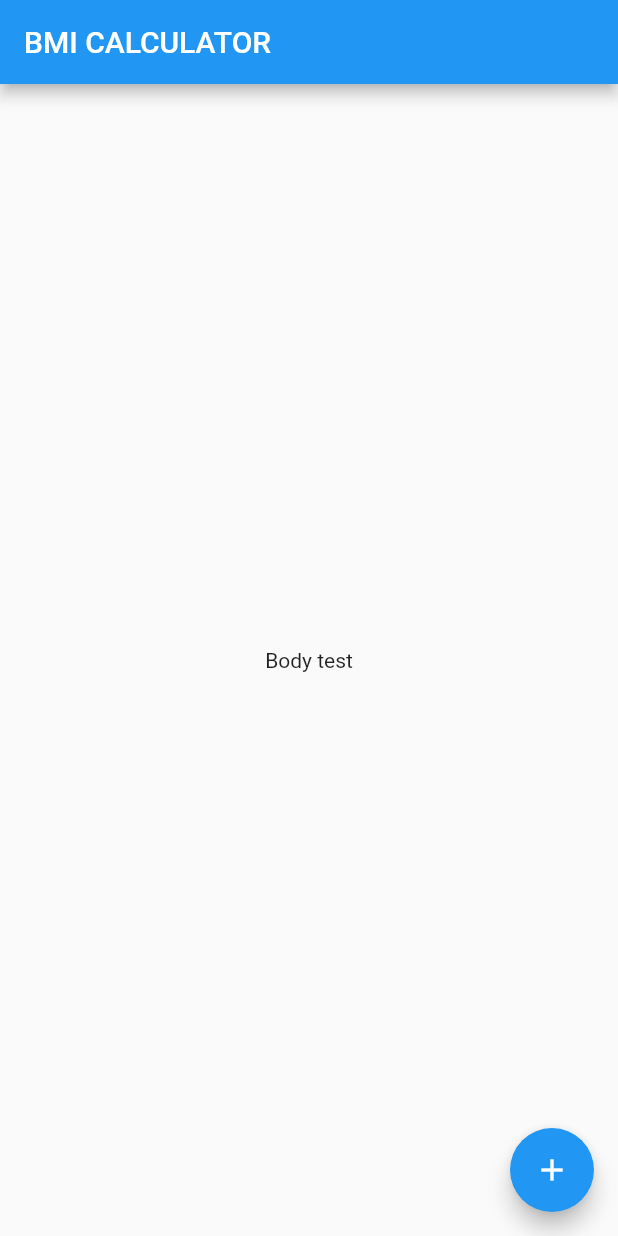
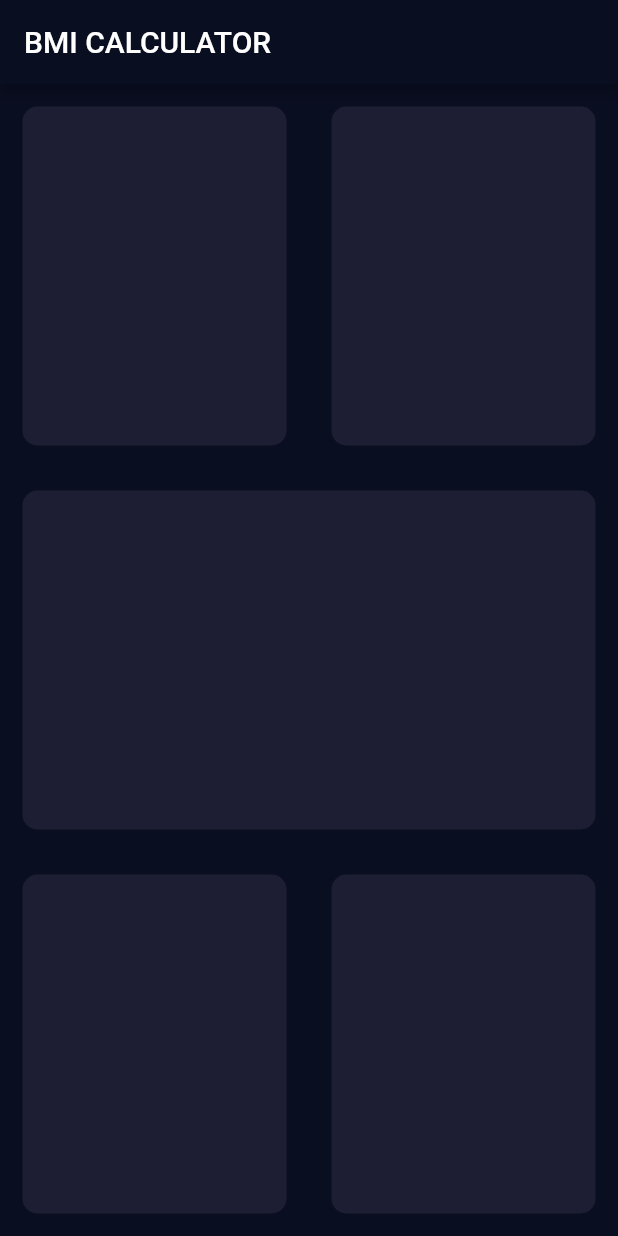
Before and after one commit to 95ImadEL/bmi-calculator, a Flutter app: the screen it shows after launch, on a phone screen of 412 x 824 dp. Run offline on Flutter 3.47's test engine with Material 2 defaults, Android fonts, the phone set to English and light mode, and no system bars.

Commit message:
Create reusableCard

```diff
--- /dev/null
+++ b/lib/input_page.dart
@@ -0,0 +1,68 @@
+import 'package:flutter/cupertino.dart';
+import 'package:flutter/material.dart';
+
+class InputPage extends StatefulWidget {
+  const InputPage({Key? key}) : super(key: key);
+
+  @override
+  State<InputPage> createState() => _InputPageState();
+}
+
+class _InputPageState extends State<InputPage> {
+  @override
+  Widget build(BuildContext context) {
+    return Scaffold(
+      appBar: AppBar(
+        title: Text('BMI CALCULATOR'),
+      ),
+      body: Column(
+        children: [
+          Expanded(
+            child: Row(
+              children: [
+                ReusableCard(
+                  colour: Color(0xFF1D1E33),
+                ),
+                ReusableCard(
+                  colour: Color(0xFF1D1E33),
+                ),
+              ],
+            ),
+          ),
+          ReusableCard(
+            colour: Color(0xFF1D1E33),
+          ),
+          Expanded(
+            child: Row(
+              children: [
+                ReusableCard(
+                  colour: Color(0xFF1D1E33),
+                ),
+                ReusableCard(
+                  colour: Color(0xFF1D1E33),
+                ),
+              ],
+            ),
+          ),
+        ],
+      ),
+    );
+  }
+}
+
+class ReusableCard extends StatelessWidget {
+  final Color colour;
+
+  ReusableCard({required this.colour});
+
+  @override
+  Widget build(BuildContext context) {
+    return Expanded(
+      child: Container(
+        margin: EdgeInsets.all(15.0),
+        decoration: BoxDecoration(
+            color: colour, borderRadius: BorderRadius.circular(10.0)),
+      ),
+    );
+  }
+}
--- a/lib/main.dart
+++ b/lib/main.dart
@@ -1,4 +1,5 @@
 import 'package:flutter/material.dart';
+import 'input_page.dart';
 
 void main() {
   runApp(BMICalculator());
@@ -10,32 +11,12 @@ class BMICalculator extends StatelessWidget {
   @override
   Widget build(BuildContext context) {
     return MaterialApp(
+      theme: ThemeData.dark().copyWith(
+        colorScheme:
+            ColorScheme.fromSwatch().copyWith(primary: Color(0xFF0A0E21)),
+        scaffoldBackgroundColor: Color(0xFF0A0E21),
+      ),
       home: InputPage(),
     );
   }
 }
-
-class InputPage extends StatefulWidget {
-  const InputPage({Key? key}) : super(key: key);
-
-  @override
-  State<InputPage> createState() => _InputPageState();
-}
-
-class _InputPageState extends State<InputPage> {
-  @override
-  Widget build(BuildContext context) {
-    return Scaffold(
-      appBar: AppBar(
-        title: Text('BMI CALCULATOR'),
-      ),
-      body: Center(
-        child: Text('Body test'),
-      ),
-      floatingActionButton: FloatingActionButton(
-        onPressed: () {},
-        child: Icon(Icons.add),
-      ),
-    );
-  }
-}
```
